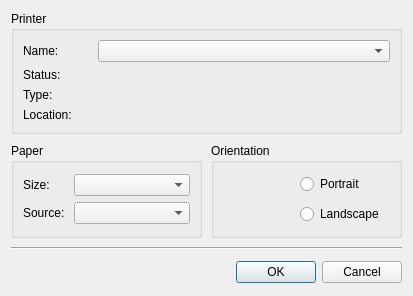
The window that src/dialogs/dialogprintsettings.ui (sanny32/OpenModScan) describes before a commit, drawn with Qt 5.
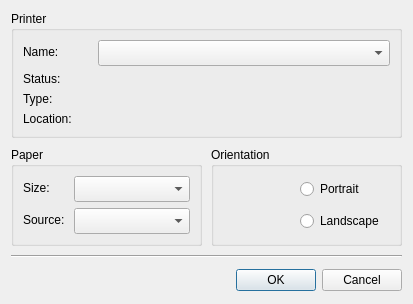
The same window after the commit.

Diff of the .ui file:
```diff
--- a/src/dialogs/dialogprintsettings.ui
+++ b/src/dialogs/dialogprintsettings.ui
@@ -47,7 +47,7 @@
         <property name="minimumSize">
          <size>
           <width>250</width>
-          <height>0</height>
+          <height>26</height>
          </size>
         </property>
        </widget>
@@ -133,6 +133,12 @@
             <verstretch>0</verstretch>
            </sizepolicy>
           </property>
+          <property name="minimumSize">
+           <size>
+            <width>0</width>
+            <height>26</height>
+           </size>
+          </property>
           <property name="maximumSize">
            <size>
             <width>125</width>
@@ -156,6 +162,12 @@
             <verstretch>0</verstretch>
            </sizepolicy>
           </property>
+          <property name="minimumSize">
+           <size>
+            <width>0</width>
+            <height>26</height>
+           </size>
+          </property>
           <property name="maximumSize">
            <size>
             <width>125</width>
```
